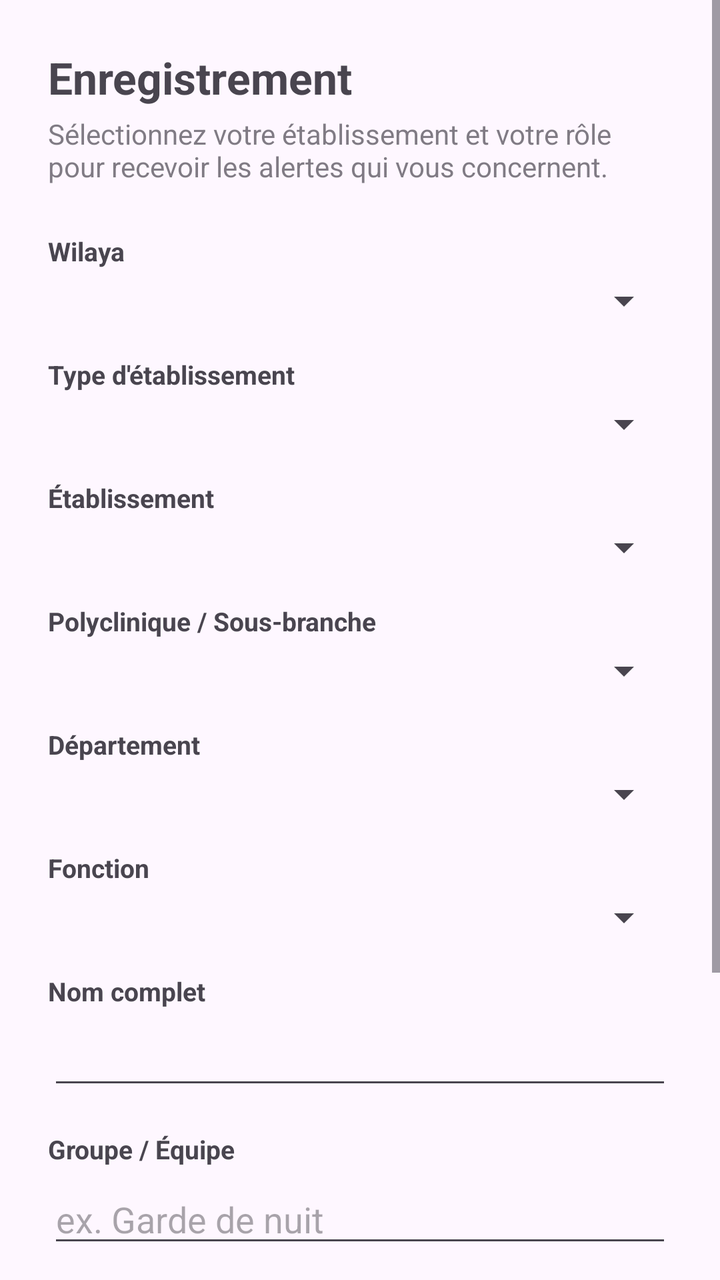
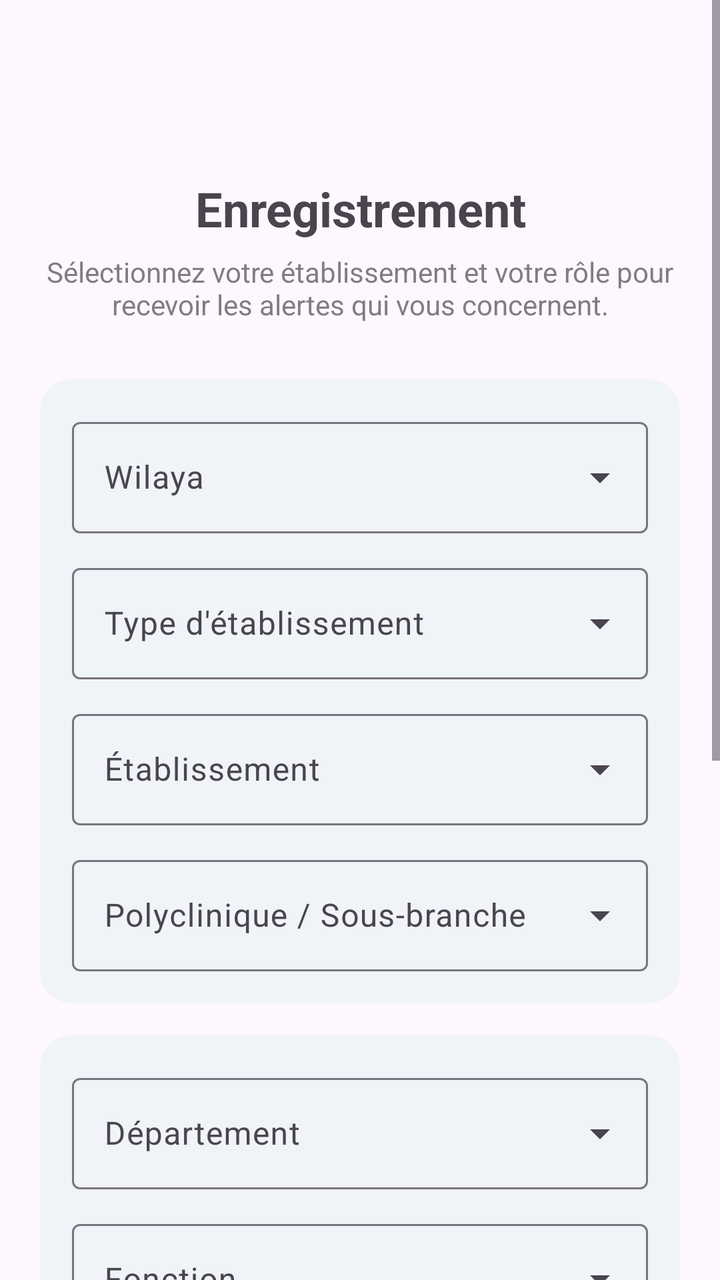

The first picture is an Android layout as it rendered before a commit; the second is the same layout after the commit. The layout source and the unified diff follow.
<!-- AndroidManifest.xml: application theme Theme.IlineEmergency -->
<!-- res/layout/activity_onboarding.xml -->
<?xml version="1.0" encoding="utf-8"?>
<ScrollView xmlns:android="http://schemas.android.com/apk/res/android"
    xmlns:app="http://schemas.android.com/apk/res-auto"
    android:layout_width="match_parent"
    android:layout_height="match_parent"
    android:fillViewport="true">

    <LinearLayout
        android:layout_width="match_parent"
        android:layout_height="wrap_content"
        android:orientation="vertical"
        android:padding="24dp">

        <TextView
            android:id="@+id/textTitle"
            android:layout_width="wrap_content"
            android:layout_height="wrap_content"
            android:text="@string/onboarding_title"
            android:textSize="22sp"
            android:textStyle="bold"
            android:layout_marginBottom="4dp" />

        <TextView
            android:layout_width="wrap_content"
            android:layout_height="wrap_content"
            android:text="@string/onboarding_subtitle"
            android:textSize="14sp"
            android:alpha="0.7"
            android:layout_marginBottom="24dp" />

        <TextView style="@style/OnboardingLabel" android:text="@string/label_wilaya" />
        <Spinner
            android:id="@+id/spinnerWilaya"
            android:layout_width="match_parent"
            android:layout_height="wrap_content"
            android:layout_marginBottom="16dp" />

        <TextView style="@style/OnboardingLabel" android:text="@string/label_establishment_type" />
        <Spinner
            android:id="@+id/spinnerEstablishmentType"
            android:layout_width="match_parent"
            android:layout_height="wrap_content"
            android:layout_marginBottom="16dp" />

        <TextView style="@style/OnboardingLabel" android:text="@string/label_institution" />
        <Spinner
            android:id="@+id/spinnerInstitution"
            android:layout_width="match_parent"
            android:layout_height="wrap_content"
            android:layout_marginBottom="16dp" />

        <TextView style="@style/OnboardingLabel" android:text="@string/label_sub_branch" />
        <Spinner
            android:id="@+id/spinnerSubBranch"
            android:layout_width="match_parent"
            android:layout_height="wrap_content"
            android:layout_marginBottom="16dp" />

        <TextView style="@style/OnboardingLabel" android:text="@string/label_department" />
        <Spinner
            android:id="@+id/spinnerDepartment"
            android:layout_width="match_parent"
            android:layout_height="wrap_content"
            android:layout_marginBottom="16dp" />

        <TextView style="@style/OnboardingLabel" android:text="@string/label_role" />
        <Spinner
            android:id="@+id/spinnerRole"
            android:layout_width="match_parent"
            android:layout_height="wrap_content"
            android:layout_marginBottom="16dp" />

        <TextView style="@style/OnboardingLabel" android:text="@string/label_full_name" />
        <EditText
            android:id="@+id/editFullName"
            android:layout_width="match_parent"
            android:layout_height="wrap_content"
            android:inputType="textPersonName"
            android:layout_marginBottom="16dp" />

        <TextView style="@style/OnboardingLabel" android:text="@string/label_group_id" />
        <EditText
            android:id="@+id/editGroupId"
            android:layout_width="match_parent"
            android:layout_height="wrap_content"
            android:hint="@string/hint_group_id"
            android:inputType="text"
            android:layout_marginBottom="16dp" />

        <TextView style="@style/OnboardingLabel" android:text="@string/label_phone_number" />
        <EditText
            android:id="@+id/editPhoneNumber"
            android:layout_width="match_parent"
            android:layout_height="wrap_content"
            android:hint="@string/hint_phone_number"
            android:inputType="phone"
            android:layout_marginBottom="8dp" />

        <TextView
            android:layout_width="match_parent"
            android:layout_height="wrap_content"
            android:text="@string/phone_number_explainer"
            android:textSize="12sp"
            android:alpha="0.7"
            android:layout_marginBottom="24dp" />

        <Button
            android:id="@+id/buttonRegister"
            android:layout_width="match_parent"
            android:layout_height="wrap_content"
            android:text="@string/action_register" />

        <ProgressBar
            android:id="@+id/progressBar"
            android:layout_width="wrap_content"
            android:layout_height="wrap_content"
            android:layout_gravity="center"
            android:layout_marginTop="16dp"
            android:visibility="gone" />

    </LinearLayout>
</ScrollView>
<!-- resources referenced by this layout -->
<resources>
  <string name="action_register">S\'enregistrer</string>
  <string name="hint_group_id">ex. Garde de nuit</string>
  <string name="hint_phone_number">+213 5XX XX XX XX</string>
  <string name="label_department">Département</string>
  <string name="label_establishment_type">Type d\'établissement</string>
  <string name="label_full_name">Nom complet</string>
  <string name="label_group_id">Groupe / Équipe</string>
  <string name="label_institution">Établissement</string>
  <string name="label_phone_number">Numéro de téléphone</string>
  <string name="label_role">Fonction</string>
  <string name="label_sub_branch">Polyclinique / Sous-branche</string>
  <string name="label_wilaya">Wilaya</string>
  <string name="onboarding_subtitle">Sélectionnez votre établissement et votre rôle pour recevoir les alertes qui vous concernent.</string>
  <string name="onboarding_title">Enregistrement</string>
  <string name="phone_number_explainer">Utilisé uniquement pour le repli SMS hors ligne si le réseau internet est indisponible.</string>
  <style name="OnboardingLabel">
          <item name="android:layout_width">wrap_content</item>
          <item name="android:layout_height">wrap_content</item>
          <item name="android:textSize">13sp</item>
          <item name="android:textStyle">bold</item>
          <item name="android:layout_marginBottom">4dp</item>
      </style>
  <style name="Theme.IlineEmergency" parent="Theme.Material3.DayNight.NoActionBar">
          <item name="colorPrimary">@color/brand_primary</item>
          <item name="colorPrimaryDark">@color/brand_primary_dark</item>
          <item name="colorAccent">@color/brand_accent</item>
          <item name="android:statusBarColor" tools:targetApi="l">@color/brand_primary_dark</item>
      </style>
  <color name="brand_primary">#1E3A5F</color>
  <color name="brand_primary_dark">#12253E</color>
  <color name="brand_accent">#E74C3C</color>
</resources>

<!-- the commit's change to res/layout/activity_onboarding.xml (unified diff, before → after) -->
@@ -9,105 +9,202 @@
         android:layout_width="match_parent"
         android:layout_height="wrap_content"
         android:orientation="vertical"
-        android:padding="24dp">
+        android:padding="20dp">
+
+        <ImageView
+            android:layout_width="56dp"
+            android:layout_height="56dp"
+            android:layout_gravity="center_horizontal"
+            android:layout_marginBottom="12dp"
+            android:src="@mipmap/ic_launcher"
+            android:contentDescription="@string/app_name" />
 
         <TextView
             android:id="@+id/textTitle"
-            android:layout_width="wrap_content"
-            android:layout_height="wrap_content"
+            android:layout_width="match_parent"
+            android:layout_height="wrap_content"
+            android:gravity="center"
             android:text="@string/onboarding_title"
-            android:textSize="22sp"
+            android:textSize="24sp"
             android:textStyle="bold"
-            android:layout_marginBottom="4dp" />
+            android:layout_marginBottom="6dp" />
 
         <TextView
-            android:layout_width="wrap_content"
-            android:layout_height="wrap_content"
+            android:layout_width="match_parent"
+            android:layout_height="wrap_content"
+            android:gravity="center"
             android:text="@string/onboarding_subtitle"
             android:textSize="14sp"
             android:alpha="0.7"
-            android:layout_marginBottom="24dp" />
-
-        <TextView style="@style/OnboardingLabel" android:text="@string/label_wilaya" />
-        <Spinner
-            android:id="@+id/spinnerWilaya"
-            android:layout_width="match_parent"
-            android:layout_height="wrap_content"
-            android:layout_marginBottom="16dp" />
-
-        <TextView style="@style/OnboardingLabel" android:text="@string/label_establishment_type" />
-        <Spinner
-            android:id="@+id/spinnerEstablishmentType"
-            android:layout_width="match_parent"
-            android:layout_height="wrap_content"
-            android:layout_marginBottom="16dp" />
-
-        <TextView style="@style/OnboardingLabel" android:text="@string/label_institution" />
-        <Spinner
-            android:id="@+id/spinnerInstitution"
-            android:layout_width="match_parent"
-            android:layout_height="wrap_content"
-            android:layout_marginBottom="16dp" />
-
-        <TextView style="@style/OnboardingLabel" android:text="@string/label_sub_branch" />
-        <Spinner
-            android:id="@+id/spinnerSubBranch"
-            android:layout_width="match_parent"
-            android:layout_height="wrap_content"
-            android:layout_marginBottom="16dp" />
-
-        <TextView style="@style/OnboardingLabel" android:text="@string/label_department" />
-        <Spinner
-            android:id="@+id/spinnerDepartment"
-            android:layout_width="match_parent"
-            android:layout_height="wrap_content"
-            android:layout_marginBottom="16dp" />
-
-        <TextView style="@style/OnboardingLabel" android:text="@string/label_role" />
-        <Spinner
-            android:id="@+id/spinnerRole"
-            android:layout_width="match_parent"
-            android:layout_height="wrap_content"
-            android:layout_marginBottom="16dp" />
-
-        <TextView style="@style/OnboardingLabel" android:text="@string/label_full_name" />
-        <EditText
-            android:id="@+id/editFullName"
-            android:layout_width="match_parent"
-            android:layout_height="wrap_content"
-            android:inputType="textPersonName"
-            android:layout_marginBottom="16dp" />
-
-        <TextView style="@style/OnboardingLabel" android:text="@string/label_group_id" />
-        <EditText
-            android:id="@+id/editGroupId"
-            android:layout_width="match_parent"
-            android:layout_height="wrap_content"
-            android:hint="@string/hint_group_id"
-            android:inputType="text"
-            android:layout_marginBottom="16dp" />
-
-        <TextView style="@style/OnboardingLabel" android:text="@string/label_phone_number" />
-        <EditText
-            android:id="@+id/editPhoneNumber"
-            android:layout_width="match_parent"
-            android:layout_height="wrap_content"
-            android:hint="@string/hint_phone_number"
-            android:inputType="phone"
-            android:layout_marginBottom="8dp" />
-
-        <TextView
-            android:layout_width="match_parent"
-            android:layout_height="wrap_content"
-            android:text="@string/phone_number_explainer"
-            android:textSize="12sp"
-            android:alpha="0.7"
-            android:layout_marginBottom="24dp" />
-
-        <Button
+            android:layout_marginBottom="28dp" />
+
+        
+        <LinearLayout
+            android:layout_width="match_parent"
+            android:layout_height="wrap_content"
+            android:orientation="vertical"
+            android:background="@drawable/bg_card"
+            android:padding="16dp"
+            android:layout_marginBottom="16dp">
+
+            <com.google.android.material.textfield.TextInputLayout
+                style="@style/Widget.Material3.TextInputLayout.OutlinedBox.ExposedDropdownMenu"
+                android:layout_width="match_parent"
+                android:layout_height="wrap_content"
+                android:hint="@string/label_wilaya"
+                android:layout_marginBottom="12dp">
+                <AutoCompleteTextView
+                    android:id="@+id/spinnerWilaya"
+                    android:layout_width="match_parent"
+                    android:layout_height="wrap_content"
+                    android:inputType="none"
+                    android:editable="false" />
+            </com.google.android.material.textfield.TextInputLayout>
+
+            <com.google.android.material.textfield.TextInputLayout
+                style="@style/Widget.Material3.TextInputLayout.OutlinedBox.ExposedDropdownMenu"
+                android:layout_width="match_parent"
+                android:layout_height="wrap_content"
+                android:hint="@string/label_establishment_type"
+                android:layout_marginBottom="12dp">
+                <AutoCompleteTextView
+                    android:id="@+id/spinnerEstablishmentType"
+                    android:layout_width="match_parent"
+                    android:layout_height="wrap_content"
+                    android:inputType="none"
+                    android:editable="false" />
+            </com.google.android.material.textfield.TextInputLayout>
+
+            <com.google.android.material.textfield.TextInputLayout
+                style="@style/Widget.Material3.TextInputLayout.OutlinedBox.ExposedDropdownMenu"
+                android:layout_width="match_parent"
+                android:layout_height="wrap_content"
+                android:hint="@string/label_institution"
+                android:layout_marginBottom="12dp">
+                <AutoCompleteTextView
+                    android:id="@+id/spinnerInstitution"
+                    android:layout_width="match_parent"
+                    android:layout_height="wrap_content"
+                    android:inputType="none"
+                    android:editable="false" />
+            </com.google.android.material.textfield.TextInputLayout>
+
+            <com.google.android.material.textfield.TextInputLayout
+                style="@style/Widget.Material3.TextInputLayout.OutlinedBox.ExposedDropdownMenu"
+                android:layout_width="match_parent"
+                android:layout_height="wrap_content"
+                android:hint="@string/label_sub_branch">
+                <AutoCompleteTextView
+                    android:id="@+id/spinnerSubBranch"
+                    android:layout_width="match_parent"
+                    android:layout_height="wrap_content"
+                    android:inputType="none"
+                    android:editable="false" />
+            </com.google.android.material.textfield.TextInputLayout>
+        </LinearLayout>
+
+        
+        <LinearLayout
+            android:layout_width="match_parent"
+            android:layout_height="wrap_content"
+            android:orientation="vertical"
+            android:background="@drawable/bg_card"
+            android:padding="16dp"
+            android:layout_marginBottom="16dp">
+
+            <com.google.android.material.textfield.TextInputLayout
+                style="@style/Widget.Material3.TextInputLayout.OutlinedBox.ExposedDropdownMenu"
+                android:layout_width="match_parent"
+                android:layout_height="wrap_content"
+                android:hint="@string/label_department"
+                android:layout_marginBottom="12dp">
+                <AutoCompleteTextView
+                    android:id="@+id/spinnerDepartment"
+                    android:layout_width="match_parent"
+                    android:layout_height="wrap_content"
+                    android:inputType="none"
+                    android:editable="false" />
+            </com.google.android.material.textfield.TextInputLayout>
+
+            <com.google.android.material.textfield.TextInputLayout
+                style="@style/Widget.Material3.TextInputLayout.OutlinedBox.ExposedDropdownMenu"
+                android:layout_width="match_parent"
+                android:layout_height="wrap_content"
+                android:hint="@string/label_role">
+                <AutoCompleteTextView
+                    android:id="@+id/spinnerRole"
+                    android:layout_width="match_parent"
+                    android:layout_height="wrap_content"
+                    android:inputType="none"
+                    android:editable="false" />
+            </com.google.android.material.textfield.TextInputLayout>
+        </LinearLayout>
+
+        
+        <LinearLayout
+            android:layout_width="match_parent"
+            android:layout_height="wrap_content"
+            android:orientation="vertical"
+            android:background="@drawable/bg_card"
+            android:padding="16dp"
+            android:layout_marginBottom="24dp">
+
+            <com.google.android.material.textfield.TextInputLayout
+                style="@style/Widget.Material3.TextInputLayout.OutlinedBox"
+                android:layout_width="match_parent"
+                android:layout_height="wrap_content"
+                android:hint="@string/label_full_name"
+                android:layout_marginBottom="12dp">
+                <com.google.android.material.textfield.TextInputEditText
+                    android:id="@+id/editFullName"
+                    android:layout_width="match_parent"
+                    android:layout_height="wrap_content"
+                    android:inputType="textPersonName" />
+            </com.google.android.material.textfield.TextInputLayout>
+
+            <com.google.android.material.textfield.TextInputLayout
+                style="@style/Widget.Material3.TextInputLayout.OutlinedBox"
+                android:layout_width="match_parent"
+                android:layout_height="wrap_content"
+                android:hint="@string/label_group_id"
+                android:layout_marginBottom="12dp">
+                <com.google.android.material.textfield.TextInputEditText
+                    android:id="@+id/editGroupId"
+                    android:layout_width="match_parent"
+                    android:layout_height="wrap_content"
+                    android:hint="@string/hint_group_id"
+                    android:inputType="text" />
+            </com.google.android.material.textfield.TextInputLayout>
+
+            <com.google.android.material.textfield.TextInputLayout
+                style="@style/Widget.Material3.TextInputLayout.OutlinedBox"
+                android:layout_width="match_parent"
+                android:layout_height="wrap_content"
+                android:hint="@string/label_phone_number"
+                android:layout_marginBottom="8dp">
+                <com.google.android.material.textfield.TextInputEditText
+                    android:id="@+id/editPhoneNumber"
+                    android:layout_width="match_parent"
+                    android:layout_height="wrap_content"
+                    android:hint="@string/hint_phone_number"
+                    android:inputType="phone" />
+            </com.google.android.material.textfield.TextInputLayout>
+
+            <TextView
+                android:layout_width="match_parent"
+                android:layout_height="wrap_content"
+                android:text="@string/phone_number_explainer"
+                android:textSize="12sp"
+                android:alpha="0.7" />
+        </LinearLayout>
+
+        <com.google.android.material.button.MaterialButton
             android:id="@+id/buttonRegister"
             android:layout_width="match_parent"
-            android:layout_height="wrap_content"
+            android:layout_height="56dp"
+            android:textSize="16sp"
+            android:textAllCaps="false"
+            app:cornerRadius="28dp"
             android:text="@string/action_register" />
 
         <ProgressBar
<!-- resource entries referenced after the edit -->
@@ -1,6 +1,46 @@
 <!-- resources referenced by this layout -->
 <resources>
+  <!-- drawable bg_card (drawable) -->
+  <?xml version="1.0" encoding="utf-8"?>
+  <shape xmlns:android="http://schemas.android.com/apk/res/android" android:shape="rectangle">
+      <corners android:radius="16dp" />
+      <solid android:color="#F0F3F8" />
+  </shape>
+  <!-- mipmap ic_launcher (mipmap) -->
+  <?xml version="1.0" encoding="utf-8"?>
+  <vector xmlns:android="http://schemas.android.com/apk/res/android"
+      android:width="108dp"
+      android:height="108dp"
+      android:viewportWidth="108"
+      android:viewportHeight="108">
+  
+      <path android:pathData="M0,0h108v108h-108z">
+          <aapt:attr xmlns:aapt="http://schemas.android.com/aapt" name="android:fillColor">
+              <gradient
+                  android:type="linear"
+                  android:startX="0" android:startY="0" android:endX="108" android:endY="108"
+                  android:startColor="#0F1E33" android:endColor="#1E3A5F" />
+          </aapt:attr>
+      </path>
+  
+      <path
+          android:pathData="M54,24 L76,33 V54 C76,70 66,80 54,85 C42,80 32,70 32,54 V33 Z"
+          android:strokeColor="#FFFFFF"
+          android:strokeWidth="3.2"
+          android:strokeLineJoin="round"
+          android:fillColor="#00000000" />
+  
+      <path android:pathData="M60,34 L45,61 L53,61 L49,78 L69,50 L59,50 Z">
+          <aapt:attr xmlns:aapt="http://schemas.android.com/aapt" name="android:fillColor">
+              <gradient
+                  android:type="linear"
+                  android:startX="45" android:startY="34" android:endX="69" android:endY="78"
+                  android:startColor="#FF6B35" android:endColor="#E63946" />
+          </aapt:attr>
+      </path>
+  </vector>
   <string name="action_register">S\'enregistrer</string>
+  <string name="app_name">Emergency Response</string>
   <string name="hint_group_id">ex. Garde de nuit</string>
   <string name="hint_phone_number">+213 5XX XX XX XX</string>
   <string name="label_department">Département</string>
@@ -15,13 +55,6 @@
   <string name="onboarding_subtitle">Sélectionnez votre établissement et votre rôle pour recevoir les alertes qui vous concernent.</string>
   <string name="onboarding_title">Enregistrement</string>
   <string name="phone_number_explainer">Utilisé uniquement pour le repli SMS hors ligne si le réseau internet est indisponible.</string>
-  <style name="OnboardingLabel">
-          <item name="android:layout_width">wrap_content</item>
-          <item name="android:layout_height">wrap_content</item>
-          <item name="android:textSize">13sp</item>
-          <item name="android:textStyle">bold</item>
-          <item name="android:layout_marginBottom">4dp</item>
-      </style>
   <style name="Theme.IlineEmergency" parent="Theme.Material3.DayNight.NoActionBar">
           <item name="colorPrimary">@color/brand_primary</item>
           <item name="colorPrimaryDark">@color/brand_primary_dark</item>
